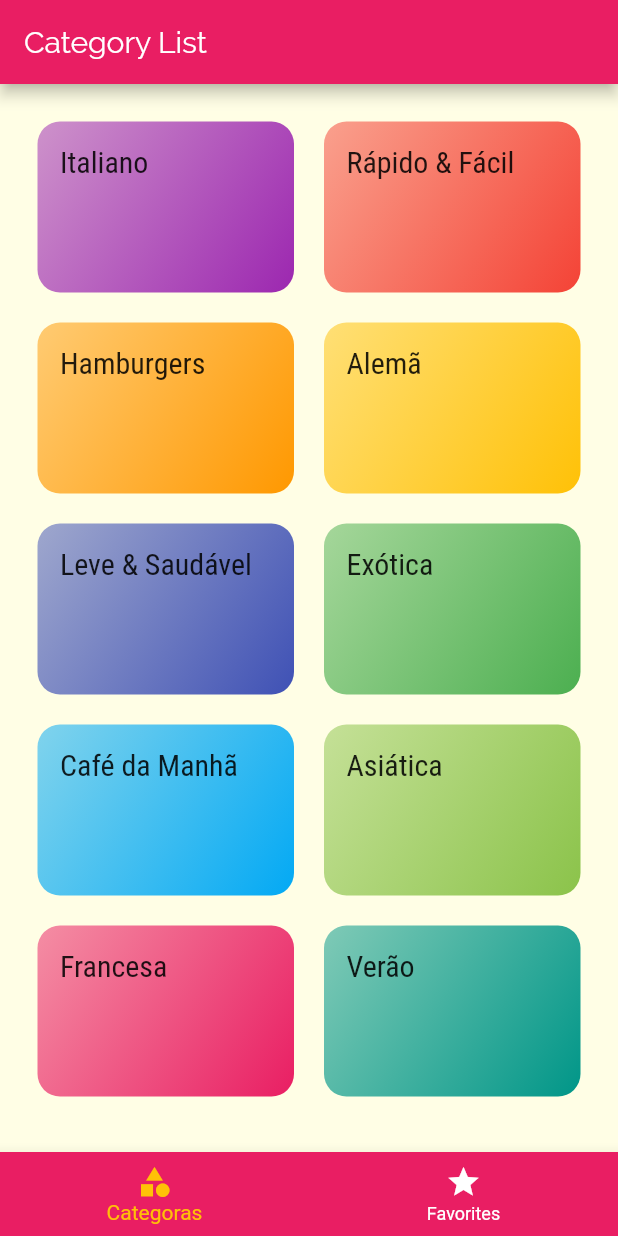
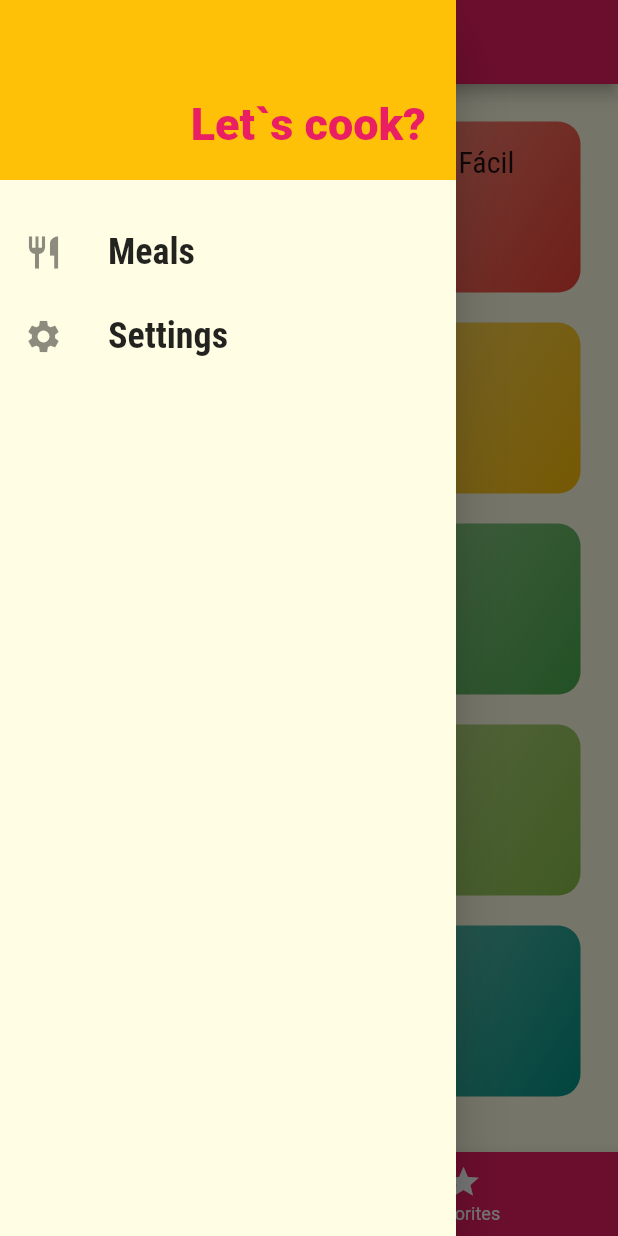
Before and after one commit to gabrieloliveira95/meals, a Flutter app: the screen it shows after launch, with the side drawer open (before the commit the screen has no drawer), on a phone screen of 412 x 824 dp. Run offline on Flutter 3.47's test engine with Material 2 defaults, Android fonts, the phone set to English and light mode, and no system bars.

Commit message:
Drawer Implementation

```diff
--- /dev/null
+++ b/lib/components/drawer.dart
@@ -0,0 +1,58 @@
+import 'package:flutter/material.dart';
+import 'package:meals/utils/app_routes.dart';
+
+class MainDrawer extends StatelessWidget {
+  Widget _createItem(IconData icon, String label, Function onTap) {
+    return ListTile(
+      leading: Icon(
+        icon,
+        size: 26,
+      ),
+      title: Text(
+        label,
+        style: TextStyle(
+          fontFamily: 'RobotoCondensed',
+          fontSize: 24,
+          fontWeight: FontWeight.bold,
+        ),
+      ),
+      onTap: onTap,
+    );
+  }
+
+  @override
+  Widget build(BuildContext context) {
+    return Drawer(
+      child: Column(
+        children: [
+          Container(
+            alignment: Alignment.bottomRight,
+            height: 120,
+            width: double.infinity,
+            padding: EdgeInsets.all(20),
+            color: Theme.of(context).accentColor,
+            child: Text(
+              'Let`s cook?',
+              style: TextStyle(
+                  fontWeight: FontWeight.w900,
+                  fontSize: 30,
+                  color: Theme.of(context).primaryColor),
+            ),
+          ),
+          SizedBox(height: 20),
+          _createItem(
+            Icons.restaurant,
+            'Meals',
+            () => Navigator.of(context).pushReplacementNamed(AppRoutes.HOME),
+          ),
+          _createItem(
+            Icons.settings,
+            'Settings',
+            () =>
+                Navigator.of(context).pushReplacementNamed(AppRoutes.SETTINGS),
+          ),
+        ],
+      ),
+    );
+  }
+}
--- a/lib/main.dart
+++ b/lib/main.dart
@@ -2,6 +2,7 @@ import 'dart:ui';
 import 'package:flutter/material.dart';
 import 'package:meals/screens/category_meals_screen.dart';
 import 'package:meals/screens/meal_detail_screen.dart';
+import 'package:meals/screens/settings_screen.dart';
 import 'package:meals/screens/tab_screen.dart';
 import 'package:meals/utils/app_routes.dart';
 
@@ -27,6 +28,7 @@ class AppMeals extends StatelessWidget {
         AppRoutes.HOME: (ctx) => TabScreen(),
         AppRoutes.CATEGORIES_MEALS: (ctx) => CategoryMealsScreen(),
         AppRoutes.MEAL_DETAIL: (ctx) => MealDetailScreen(),
+        AppRoutes.SETTINGS: (ctx) => SettingsScreen(),
       },
     );
   }
--- /dev/null
+++ b/lib/screens/settings_screen.dart
@@ -0,0 +1,17 @@
+import 'package:flutter/material.dart';
+import 'package:meals/components/drawer.dart';
+
+class SettingsScreen extends StatelessWidget {
+  @override
+  Widget build(BuildContext context) {
+    return Scaffold(
+      appBar: AppBar(
+        title: Text('Settings'),
+      ),
+      drawer: MainDrawer(),
+      body: Center(
+        child: Text('Settings'),
+      ),
+    );
+  }
+}
--- a/lib/screens/tab_screen.dart
+++ b/lib/screens/tab_screen.dart
@@ -1,4 +1,5 @@
 import 'package:flutter/material.dart';
+import 'package:meals/components/drawer.dart';
 import 'package:meals/screens/category_screen.dart';
 import 'package:meals/screens/favorite_screen.dart';
 
@@ -32,6 +33,7 @@ class _TabScreenState extends State<TabScreen> {
       appBar: AppBar(
         title: Text(_screens[_selectedScreenIndex]['title']),
       ),
+      drawer: MainDrawer(),
       body: _screens[_selectedScreenIndex]['screen'],
       bottomNavigationBar: BottomNavigationBar(
         onTap: _selectScreen,
--- a/lib/utils/app_routes.dart
+++ b/lib/utils/app_routes.dart
@@ -2,4 +2,5 @@ class AppRoutes {
   static const HOME = '/';
   static const CATEGORIES_MEALS = '/categories-meals';
   static const MEAL_DETAIL = '/meal-detail';
+  static const SETTINGS = '/settings';
 }
```
